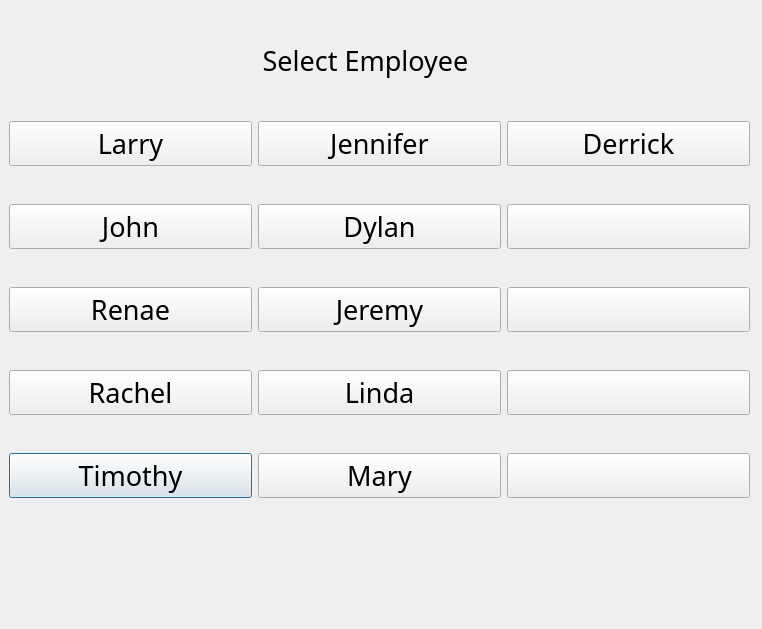
Qt form QTDesigner/select_employee.ui (mudman266/pypos) before a commit.
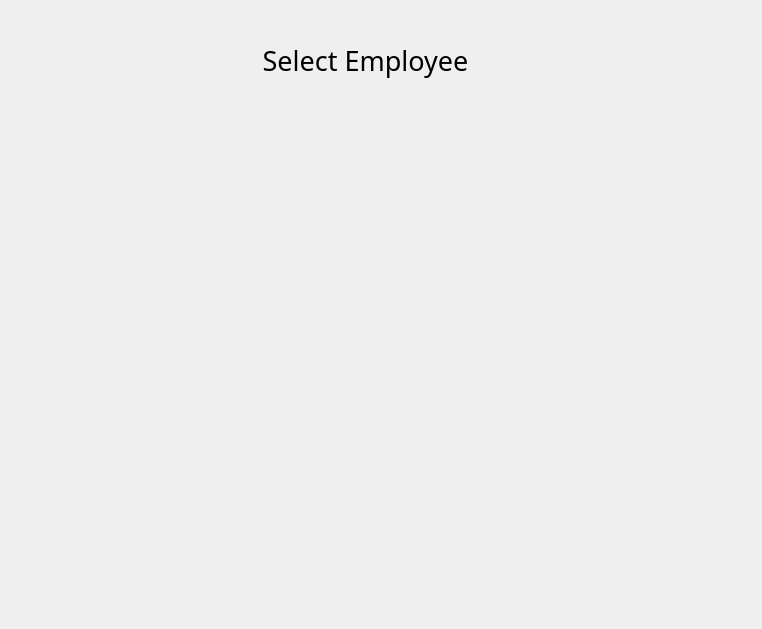
The same form after that commit.

Commit message: Updated time clock screen to dynamically load employees.

Patch:
```diff
--- a/QTDesigner/select_employee.ui
+++ b/QTDesigner/select_employee.ui
@@ -44,113 +44,7 @@
      <height>441</height>
     </rect>
    </property>
-   <layout class="QGridLayout" name="gridLayout">
-    <item row="4" column="0">
-     <widget class="QPushButton" name="btn_emp_5">
-      <property name="text">
-       <string>Timothy</string>
-      </property>
-     </widget>
-    </item>
-    <item row="2" column="1">
-     <widget class="QPushButton" name="btn_emp_8">
-      <property name="text">
-       <string>Jeremy</string>
-      </property>
-     </widget>
-    </item>
-    <item row="2" column="0">
-     <widget class="QPushButton" name="btn_emp_3">
-      <property name="text">
-       <string>Renae</string>
-      </property>
-     </widget>
-    </item>
-    <item row="3" column="0">
-     <widget class="QPushButton" name="btn_emp_4">
-      <property name="text">
-       <string>Rachel</string>
-      </property>
-     </widget>
-    </item>
-    <item row="0" column="1">
-     <widget class="QPushButton" name="btn_emp_6">
-      <property name="text">
-       <string>Jennifer</string>
-      </property>
-     </widget>
-    </item>
-    <item row="3" column="1">
-     <widget class="QPushButton" name="btn_emp_9">
-      <property name="text">
-       <string>Linda</string>
-      </property>
-     </widget>
-    </item>
-    <item row="1" column="0">
-     <widget class="QPushButton" name="btn_emp_2">
-      <property name="text">
-       <string>John</string>
-      </property>
-     </widget>
-    </item>
-    <item row="1" column="1">
-     <widget class="QPushButton" name="btn_emp_7">
-      <property name="text">
-       <string>Dylan</string>
-      </property>
-     </widget>
-    </item>
-    <item row="0" column="0">
-     <widget class="QPushButton" name="btn_emp_1">
-      <property name="text">
-       <string>Larry</string>
-      </property>
-     </widget>
-    </item>
-    <item row="4" column="1">
-     <widget class="QPushButton" name="btn_emp_10">
-      <property name="text">
-       <string>Mary</string>
-      </property>
-     </widget>
-    </item>
-    <item row="0" column="2">
-     <widget class="QPushButton" name="btn_emp_11">
-      <property name="text">
-       <string>Derrick</string>
-      </property>
-     </widget>
-    </item>
-    <item row="1" column="2">
-     <widget class="QPushButton" name="btn_emp_12">
-      <property name="text">
-       <string/>
-      </property>
-     </widget>
-    </item>
-    <item row="2" column="2">
-     <widget class="QPushButton" name="btn_emp_13">
-      <property name="text">
-       <string/>
-      </property>
-     </widget>
-    </item>
-    <item row="3" column="2">
-     <widget class="QPushButton" name="btn_emp_14">
-      <property name="text">
-       <string/>
-      </property>
-     </widget>
-    </item>
-    <item row="4" column="2">
-     <widget class="QPushButton" name="btn_emp_15">
-      <property name="text">
-       <string/>
-      </property>
-     </widget>
-    </item>
-   </layout>
+   <layout class="QGridLayout" name="gridLayout"/>
   </widget>
  </widget>
  <resources/>
```
The commit also changes 2 other files.
